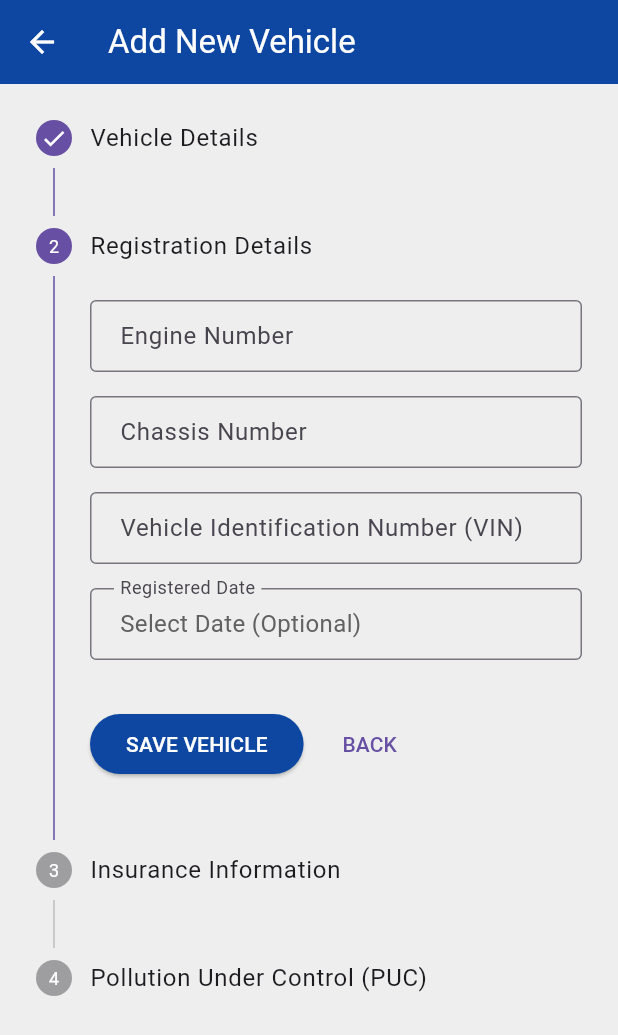
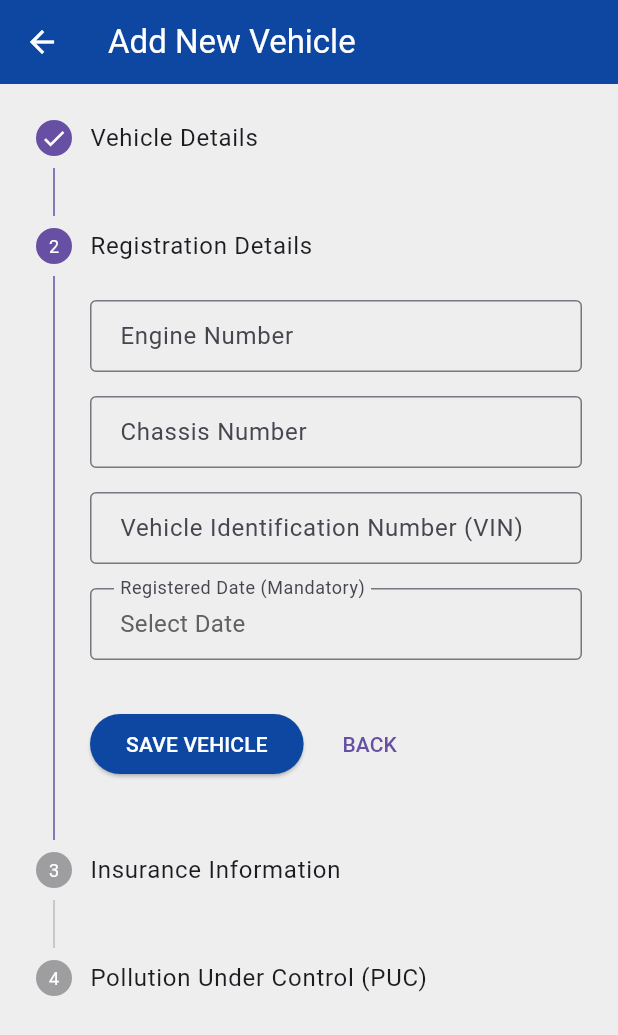
Before and after one commit to skr090850/Vehicle-Verified, a Flutter app: the AddVehicleScreen screen opened directly, after a tap on "SAVE VEHICLE", on a phone screen of 412 x 824 dp. Shown: the top 1035 px of the screen. Run offline on Flutter 3.47's test engine with Material 3 defaults, Android fonts, the light colour scheme and no system bars; our stand-ins replace cloud_firestore, file_picker, firebase_auth, firebase_core, firebase_storage, flutter_dotenv and 3 more; missing offline and left inert: mobile_scanner; accounts and stored records are empty; generated files the repository leaves out were written again.

Commit message:
Some error fix

```diff
--- a/lib/owner_screens/dashboard/add_vehicle_screen.dart
+++ b/lib/owner_screens/dashboard/add_vehicle_screen.dart
@@ -5,10 +5,8 @@ import 'package:cloud_firestore/cloud_firestore.dart';
 import 'package:vehicle_verified/themes/color.dart';
 
 class AddVehicleScreen extends StatefulWidget {
-  // --- START: ADDED PARAMETER FOR EDIT MODE ---
   final Map<String, dynamic>? vehicleToEdit;
   const AddVehicleScreen({super.key, this.vehicleToEdit});
-  // --- END: ADDED PARAMETER ---
 
   @override
   _AddVehicleScreenState createState() => _AddVehicleScreenState();
@@ -18,7 +16,7 @@ class _AddVehicleScreenState extends State<AddVehicleScreen> {
   final _formKey = GlobalKey<FormState>();
   int _currentStep = 0;
   bool _isLoading = false;
-  bool _isEditMode = false; // To track if we are in edit mode
+  bool _isEditMode = false;
 
   final _makeController = TextEditingController();
   final _modelController = TextEditingController();
@@ -43,7 +41,6 @@ class _AddVehicleScreenState extends State<AddVehicleScreen> {
   @override
   void initState() {
     super.initState();
-    // --- START: INITIALIZE FIELDS IN EDIT MODE ---
     if (widget.vehicleToEdit != null) {
       _isEditMode = true;
       final vehicle = widget.vehicleToEdit!;
@@ -57,9 +54,7 @@ class _AddVehicleScreenState extends State<AddVehicleScreen> {
       if (vehicle['registeredDate'] != null) {
         _registeredDate = (vehicle['registeredDate'] as Timestamp).toDate();
       }
-      // Note: Insurance and PUC are in sub-collections, so they are not edited here.
     }
-    // --- END: INITIALIZE FIELDS ---
   }
 
   @override
@@ -90,13 +85,33 @@ class _AddVehicleScreenState extends State<AddVehicleScreen> {
     }
   }
 
-  // --- START: MODIFIED SAVE/UPDATE FUNCTION ---
   Future<void> _saveOrUpdateVehicle() async {
     if (!_formKey.currentState!.validate()) {
       ScaffoldMessenger.of(context).showSnackBar(
-        const SnackBar(content: Text('Please fill all required fields in all steps.'), backgroundColor: Colors.orange),
+        const SnackBar(content: Text('Please fill all required fields.'), backgroundColor: Colors.orange),
       );
       return;
+    }
+
+    if (!_isEditMode) {
+      if (_registeredDate == null) {
+        ScaffoldMessenger.of(context).showSnackBar(
+          const SnackBar(content: Text('Registered Date is mandatory.'), backgroundColor: Colors.orange),
+        );
+        return;
+      }
+      if (_insuranceExpiryDate == null) {
+        ScaffoldMessenger.of(context).showSnackBar(
+          const SnackBar(content: Text('Insurance Expiry Date is mandatory.'), backgroundColor: Colors.orange),
+        );
+        return;
+      }
+      if (_pucExpiryDate == null) {
+        ScaffoldMessenger.of(context).showSnackBar(
+          const SnackBar(content: Text('PUC Expiry Date is mandatory.'), backgroundColor: Colors.orange),
+        );
+        return;
+      }
     }
 
     setState(() { _isLoading = true; });
@@ -119,20 +134,34 @@ class _AddVehicleScreenState extends State<AddVehicleScreen> {
       };
 
       if (_isEditMode) {
-        // UPDATE existing vehicle
         await FirebaseFirestore.instance.collection('vehicles').doc(widget.vehicleToEdit!['id']).update(vehicleData);
         if (mounted) {
           ScaffoldMessenger.of(context).showSnackBar(
             const SnackBar(content: Text('Vehicle details updated successfully!'), backgroundColor: Colors.green),
           );
-          // Pop twice to go back to the dashboard
           int popCount = 0;
           Navigator.of(context).popUntil((_) => popCount++ >= 2);
         }
       } else {
-        // ADD new vehicle
         DocumentReference vehicleRef = await FirebaseFirestore.instance.collection('vehicles').add(vehicleData);
-        // ... (code for adding documents remains the same)
+
+        await vehicleRef.collection('documents').add({
+          'documentType': 'Insurance Policy',
+          'policyNumber': _policyNumberController.text.trim(),
+          'provider': _insuranceProviderController.text.trim(),
+          'expiryDate': Timestamp.fromDate(_insuranceExpiryDate!),
+          'uploadedAt': Timestamp.now(),
+          'documentURL': null,
+        });
+
+        await vehicleRef.collection('documents').add({
+          'documentType': 'Pollution Under Control (PUC)',
+          'provider': _pucProviderController.text.trim(),
+          'expiryDate': Timestamp.fromDate(_pucExpiryDate!),
+          'uploadedAt': Timestamp.now(),
+          'documentURL': null,
+        });
+
         if (mounted) {
           ScaffoldMessenger.of(context).showSnackBar(
             const SnackBar(content: Text('Vehicle added successfully!'), backgroundColor: Colors.green),
@@ -152,7 +181,6 @@ class _AddVehicleScreenState extends State<AddVehicleScreen> {
       }
     }
   }
-  // --- END: MODIFIED SAVE/UPDATE FUNCTION ---
 
   @override
   Widget build(BuildContext context) {
@@ -239,23 +267,22 @@ class _AddVehicleScreenState extends State<AddVehicleScreen> {
           _buildTextField(controller: _chassisNumberController, label: 'Chassis Number'),
           _buildTextField(controller: _vinController, label: 'Vehicle Identification Number (VIN)'),
           _buildDateField(
-            label: 'Registered Date',
+            label: 'Registered Date (Mandatory)',
             date: _registeredDate,
             onTap: () => _selectDate(context, (date) => _registeredDate = date),
           ),
         ]),
       ),
-      // Hide document steps in edit mode as they are managed separately
       if (!_isEditMode)
         Step(
           title: const Text('Insurance Information'),
           isActive: _currentStep >= 2,
           state: _currentStep > 2 ? StepState.complete : StepState.indexed,
           content: Column(children: [
-            _buildTextField(controller: _policyNumberController, label: 'Policy Number', isOptional: true),
-            _buildTextField(controller: _insuranceProviderController, label: 'Insurance Provider', isOptional: true),
+            _buildTextField(controller: _policyNumberController, label: 'Policy Number'),
+            _buildTextField(controller: _insuranceProviderController, label: 'Insurance Provider'),
             _buildDateField(
-              label: 'Insurance Expiry Date',
+              label: 'Insurance Expiry Date (Mandatory)',
               date: _insuranceExpiryDate,
               onTap: () => _selectDate(context, (date) => _insuranceExpiryDate = date),
             ),
@@ -267,9 +294,9 @@ class _AddVehicleScreenState extends State<AddVehicleScreen> {
           isActive: _currentStep >= 3,
           state: _currentStep > 3 ? StepState.complete : StepState.indexed,
           content: Column(children: [
-            _buildTextField(controller: _pucProviderController, label: 'PUC Provider', isOptional: true),
+            _buildTextField(controller: _pucProviderController, label: 'PUC Provider/Number'),
             _buildDateField(
-              label: 'PUC Expiry Date',
+              label: 'PUC Expiry Date (Mandatory)',
               date: _pucExpiryDate,
               onTap: () => _selectDate(context, (date) => _pucExpiryDate = date),
             ),
@@ -311,7 +338,7 @@ class _AddVehicleScreenState extends State<AddVehicleScreen> {
             contentPadding: const EdgeInsets.symmetric(horizontal: 16, vertical: 12),
           ),
           child: Text(
-            date != null ? DateFormat('dd MMM, yyyy').format(date) : 'Select Date (Optional)',
+            date != null ? DateFormat('dd MMM, yyyy').format(date) : 'Select Date',
             style: TextStyle(fontSize: 16, color: date != null ? Colors.black : Colors.grey.shade700),
           ),
         ),
```
